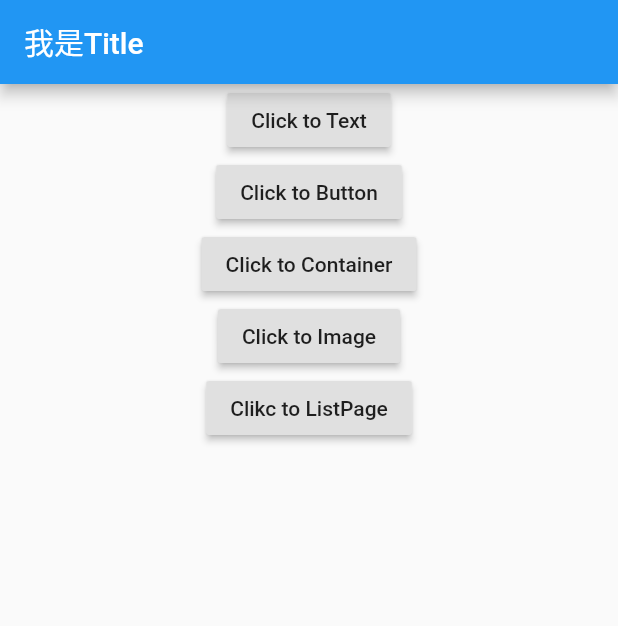
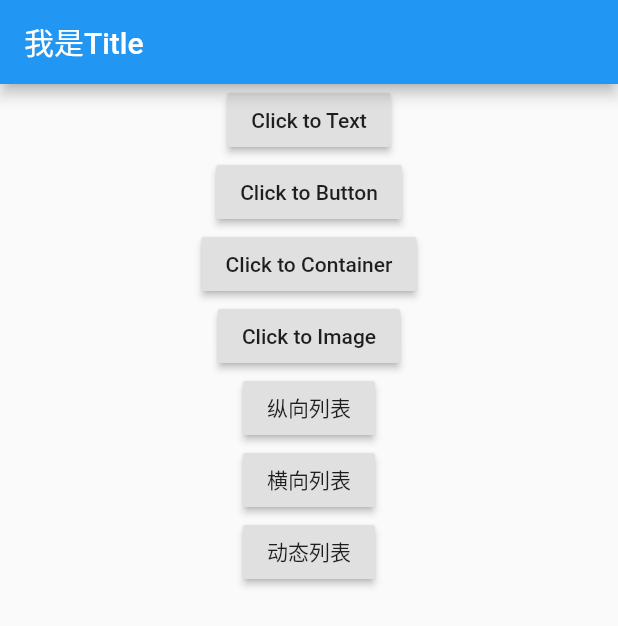
Before and after one commit to candy252324/flutter, a Flutter app: the screen it shows after launch, on a phone screen of 412 x 824 dp. Shown: the top 626 px of the screen. Run offline on Flutter 3.47's test engine with Material 2 defaults, Android fonts, the phone set to English and light mode, and no system bars.

Commit message:
列表学习

```diff
--- a/demo01/lib/list.dart
+++ b/demo01/lib/listView3.dart
@@ -1,6 +1,6 @@
 import 'package:flutter/material.dart';
 
-class ListPage extends StatelessWidget {
+class ListViewDemo3 extends StatelessWidget {
   @override
   Widget build(BuildContext context) {
     //定义列表widget的list
@@ -34,7 +34,7 @@ class ListPage extends StatelessWidget {
     //返回整个页面
     return Scaffold(
       appBar: AppBar(
-        title: Text("List Page"),
+        title: Text("动态列表"),
       ),
       body: Center(
         child: ListView(
--- a/demo01/lib/main.dart
+++ b/demo01/lib/main.dart
@@ -1,10 +1,12 @@
 import 'package:flutter/material.dart';
-import 'list.dart';
 import 'button.dart';
 import 'detailPage.dart';
 import 'text.dart';
 import 'container.dart';
 import 'image.dart';
+import 'listView1.dart';
+import 'listView2.dart';
+import 'listView3.dart';
 
 void main() => runApp(MyApp());
 
@@ -22,7 +24,9 @@ class MyApp extends StatelessWidget {
         "ButtonPage":(context)=> ButtonDemo(),
         "ContainerPage":(context)=> ContainerDemo(),
         "ImagePage":(context)=> ImageDemo(),
-        "ListPage":(context)=> ListPage(),
+        "listViewPage1":(context)=> ListViewDemo1(),
+        "listViewPage2":(context)=> ListViewDemo2(),
+        "listViewPage3":(context)=> ListViewDemo3(),
         "DetailPage":(context)=> DetailPage(), //增加详情页的路由配置
       },
       home: MyHomePage(),
@@ -74,10 +78,24 @@ class MyHomePageState extends State<MyHomePage>{
               },
             ),
             RaisedButton(
-              child: Text("Clikc to ListPage" ),
+              child: Text("纵向列表" ),
               onPressed: () {
                 //根据命名路由做跳转
-                Navigator.pushNamed(context, "ListPage");
+                Navigator.pushNamed(context, "listViewPage1");
+              },
+            ),
+             RaisedButton(
+              child: Text("横向列表" ),
+              onPressed: () {
+                //根据命名路由做跳转
+                Navigator.pushNamed(context, "listViewPage2");
+              },
+            ),
+            RaisedButton(
+              child: Text("动态列表" ),
+              onPressed: () {
+                //根据命名路由做跳转
+                Navigator.pushNamed(context, "listViewPage3");
               },
             ),
           ]
--- a/demo01/lib/text.dart
+++ b/demo01/lib/text.dart
@@ -4,12 +4,13 @@ import 'package:flutter/material.dart';
 // 它会填充可用空间，占据整个窗口或设备屏幕。
 // Scaffold提供了大多数应用程序都应该具备的功能，例如顶部的appBar，底部的bottomNavigationBar，隐藏的侧边栏drawer等。
 
+// cjh todo StatelessWidget
 class TextDemo extends StatelessWidget {
   @override
   Widget build(BuildContext context) {
     return Scaffold(
       appBar: AppBar(
-        title: Text("TextWidget"),
+        title: Text("text"),
       ),
       body:Center(
          child: Text(
```
Also changed, not shown: demo01/lib/container.dart (+15 -11 lines), demo01/lib/image.dart (+22 -6 lines), demo01/lib/listView1.dart (added, +32 -0 lines), demo01/lib/listView2.dart (added, +46 -0 lines).
